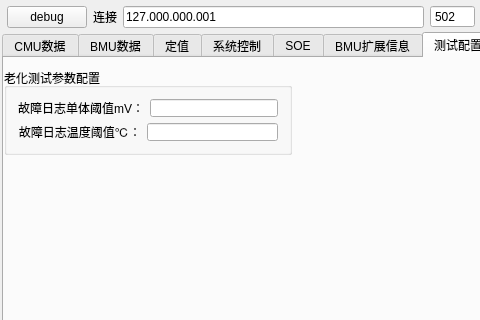
Qt form views/bmsview/bmsview.ui (Shogpe/bmsTool) before a commit; both pictures show x 0 to 480 and y 0 to 320 of the 1207 by 681 pixel window.
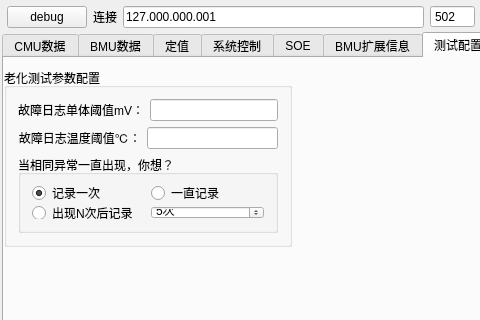
The same form after that commit. Custom widgets are drawn as their Qt base class.

Commit message: 1 完成三种故障日志记录方式

```diff
--- a/views/bmsview/bmsview.ui
+++ b/views/bmsview/bmsview.ui
@@ -8437,13 +8437,13 @@
          <x>0</x>
          <y>10</y>
          <width>288</width>
-         <height>87</height>
+         <height>179</height>
         </rect>
        </property>
        <property name="title">
         <string>老化测试参数配置</string>
        </property>
-       <layout class="QVBoxLayout" name="verticalLayout_19">
+       <layout class="QVBoxLayout" name="verticalLayout_20">
         <item>
          <layout class="QHBoxLayout" name="horizontalLayout_15">
           <property name="sizeConstraint">
@@ -8507,6 +8507,63 @@
           </item>
          </layout>
         </item>
+        <item>
+         <widget class="QGroupBox" name="groupBox_2">
+          <property name="title">
+           <string>当相同异常一直出现，你想？</string>
+          </property>
+          <layout class="QVBoxLayout" name="verticalLayout_19">
+           <item>
+            <layout class="QHBoxLayout" name="horizontalLayout_16">
+             <item>
+              <widget class="QRadioButton" name="rb_ErrLog_OnceWrite">
+               <property name="text">
+                <string>记录一次</string>
+               </property>
+               <property name="checked">
+                <bool>true</bool>
+               </property>
+              </widget>
+             </item>
+             <item>
+              <widget class="QRadioButton" name="rb_ErrLog_alwaysWrite">
+               <property name="text">
+                <string>一直记录</string>
+               </property>
+              </widget>
+             </item>
+            </layout>
+           </item>
+           <item>
+            <layout class="QHBoxLayout" name="horizontalLayout_18">
+             <item>
+              <widget class="QRadioButton" name="rb_ErrLog_NtimesWrite">
+               <property name="text">
+                <string>出现N次后记录</string>
+               </property>
+              </widget>
+             </item>
+             <item>
+              <widget class="QSpinBox" name="sb_ErrLog_Count">
+               <property name="suffix">
+                <string>次</string>
+               </property>
+               <property name="minimum">
+                <number>1</number>
+               </property>
+               <property name="maximum">
+                <number>99999</number>
+               </property>
+               <property name="value">
+                <number>5</number>
+               </property>
+              </widget>
+             </item>
+            </layout>
+           </item>
+          </layout>
+         </widget>
+        </item>
        </layout>
       </widget>
      </widget>
```
Left out of the diff: 2 changed lines with no effect on the pictures. The commit also changes 4 other files.
